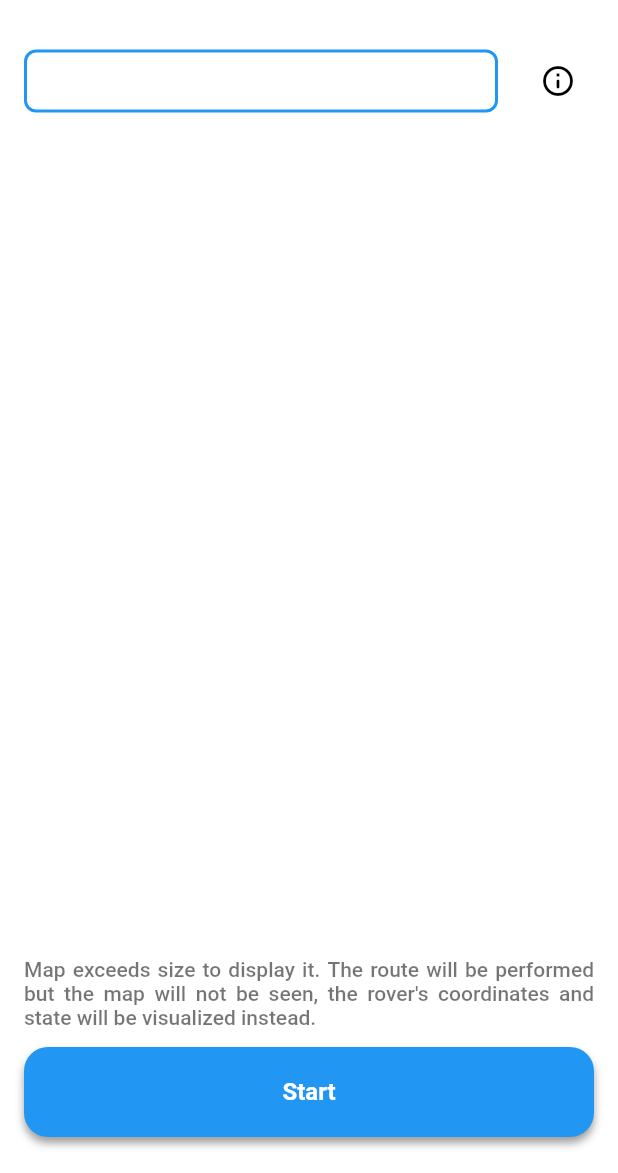
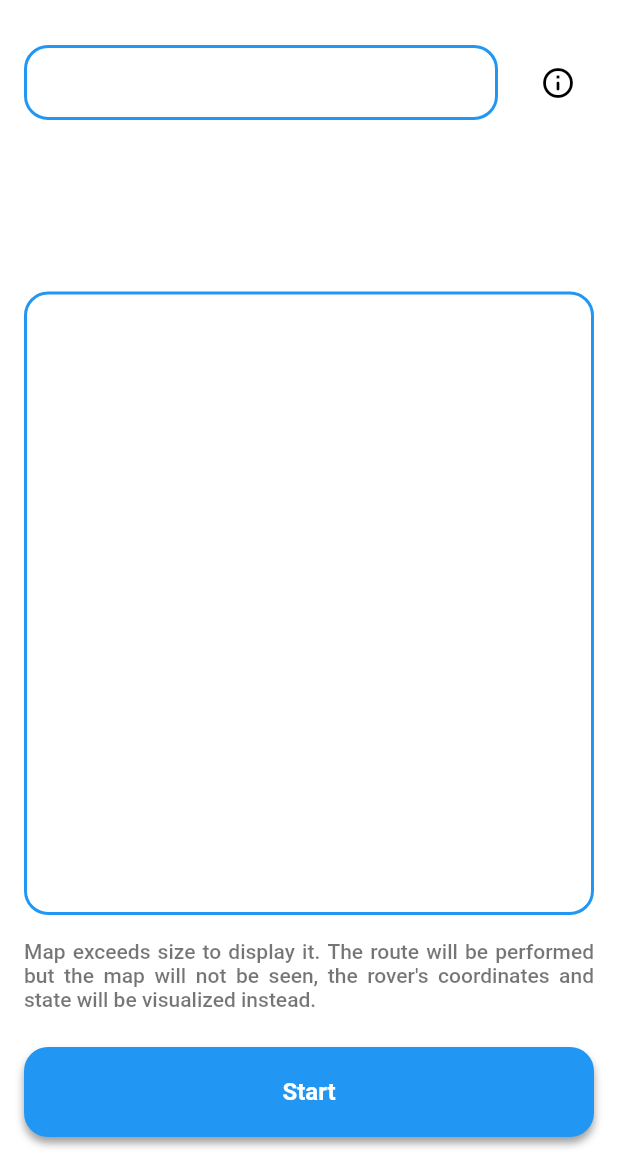
Before and after one commit to gabrielglbh/Mars-Rover-Mission, a Flutter app: the MonitorMissionPage screen opened directly with empty values, on a phone screen of 412 x 824 dp, the part 63-1236 px from its top. Run offline on Flutter 3.47's test engine with Material 2 defaults, Android fonts, the phone set to English and light mode, and no system bars; our stand-ins replace bloc, easy_localization, equatable, flutter_bloc.

Commit message:
Styled monitor and some refactor

```diff
--- a/lib/ui/pages/monitor_mission/monitor_mission.dart
+++ b/lib/ui/pages/monitor_mission/monitor_mission.dart
@@ -11,6 +11,7 @@ import 'package:marsmission/core/types/rover_actions.dart';
 import 'package:marsmission/core/types/rover_directions.dart';
 import 'package:marsmission/ui/pages/monitor_mission/bloc/monitor_bloc.dart';
 import 'package:marsmission/ui/utils.dart';
+import 'package:marsmission/ui/widgets/mrm_border_container.dart';
 import 'package:marsmission/ui/widgets/mrm_info_dialog.dart';
 import 'package:marsmission/ui/widgets/mrm_button.dart';
 import 'package:marsmission/ui/widgets/mrm_map.dart';
@@ -38,13 +39,8 @@ class MonitorMissionPage extends StatelessWidget {
             Row(
               children: [
                 Expanded(
-                  child: Container(
-                    padding: const EdgeInsets.all(Margins.margin4),
+                  child: MRMBorderContainer(
                     margin: const EdgeInsets.only(right: Margins.margin16),
-                    decoration: BoxDecoration(
-                      border: Border.all(color: Colors.blue, width: 2),
-                      borderRadius: BorderRadius.circular(RRadius.radius8),
-                    ),
                     child: SingleChildScrollView(
                       scrollDirection: Axis.horizontal,
                       child: BlocBuilder<MonitorBloc, MonitorState>(
@@ -73,7 +69,6 @@ class MonitorMissionPage extends StatelessWidget {
               ],
             ),
             Expanded(
-              flex: 1,
               child: BlocBuilder<MonitorBloc, MonitorState>(
                 builder: (context, state) {
                   if (state is MonitorStateFinished) {
@@ -166,7 +161,7 @@ class MonitorMissionPage extends StatelessWidget {
         ),
         if (isGeneratedMap) _path(states),
         if (isGeneratedMap) MRMText(
-          padding: const EdgeInsets.symmetric(vertical: Margins.margin4),
+          padding: const EdgeInsets.symmetric(vertical: Margins.margin16),
           text: "monitor_map_exceeding".tr(),
         ),
         Visibility(
@@ -203,6 +198,7 @@ class MonitorMissionPage extends StatelessWidget {
 
   Widget _path(List<s.State> states) {
     return Expanded(
+      child: MRMBorderContainer(
         child: ListView.builder(
           itemCount: states.length,
           itemBuilder: (context, i) {
@@ -220,6 +216,7 @@ class MonitorMissionPage extends StatelessWidget {
               ],
             );
           },
+        )
       ),
     );
   }
--- /dev/null
+++ b/lib/ui/widgets/mrm_border_container.dart
@@ -0,0 +1,26 @@
+import 'package:flutter/material.dart';
+import 'package:marsmission/core/constants.dart';
+
+class MRMBorderContainer extends StatelessWidget {
+  final Widget child;
+  final EdgeInsets? margin;
+  const MRMBorderContainer({
+    Key? key,
+    required this.child,
+    this.margin
+  }) : super(key: key);
+
+  @override
+  Widget build(BuildContext context) {
+    return Container(
+      width: MediaQuery.of(context).size.width,
+      padding: const EdgeInsets.all(Margins.margin8),
+      margin: margin,
+      decoration: BoxDecoration(
+        border: Border.all(color: Colors.blue, width: 2),
+        borderRadius: BorderRadius.circular(RRadius.radius16),
+      ),
+      child: child
+    );
+  }
+}
```
Also changed, not shown: lib/ui/widgets/map_actions.dart (+13 -12 lines). Lines whose indentation alone changed are shown as unchanged.
